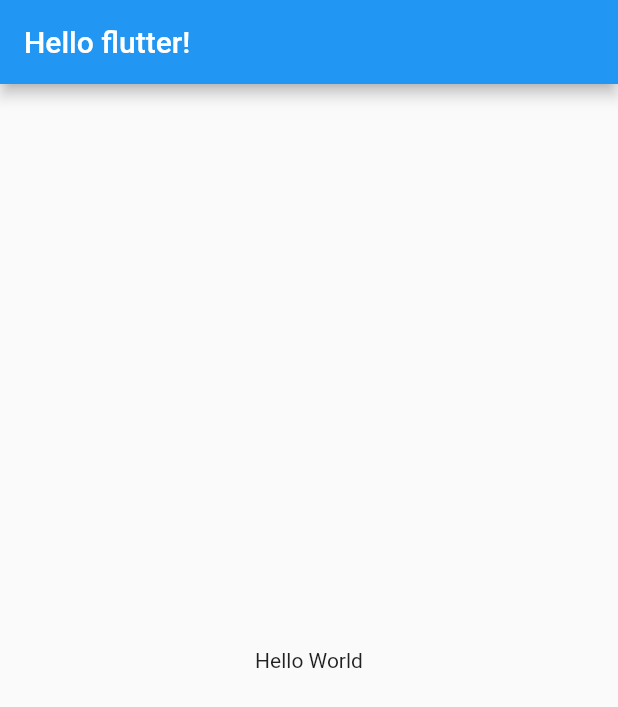
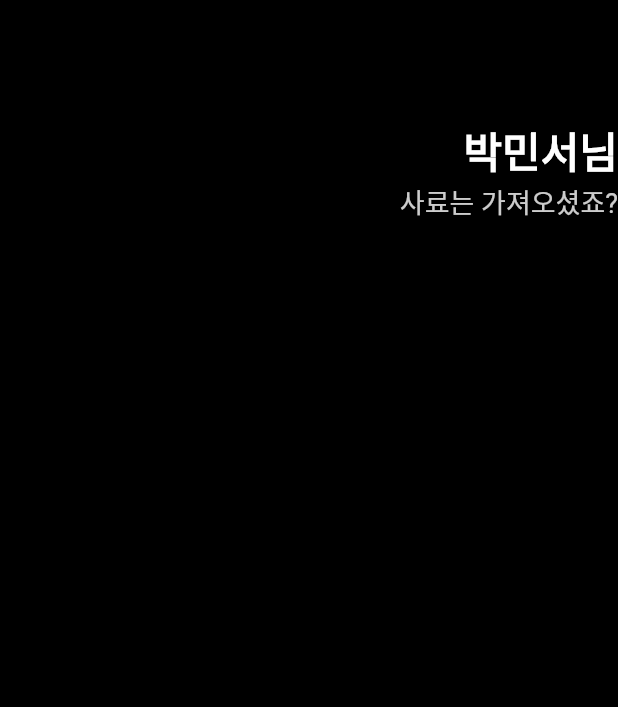
Before and after one commit to minseo-and/bitcoin, a Flutter app: the screen it shows after launch, on a phone screen of 412 x 824 dp. Shown: the top 707 px of the screen. Run offline on Flutter 3.47's test engine with Material 2 defaults, Android fonts, the phone set to English and light mode, and no system bars.

Commit message:
column, row 정의

```diff
--- a/lib/main.dart
+++ b/lib/main.dart
@@ -11,11 +11,38 @@ class MyApp extends StatelessWidget {
 
     return MaterialApp(
         home: Scaffold(
-          appBar: AppBar(
-            title: Text('Hello flutter!'),
-          ),
-          body: Center(
-            child: Text('Hello World'),
+          backgroundColor: Colors.black,
+          body: Column(
+            children: [
+              SizedBox(
+                height: 80,
+              ),
+              Row(
+                mainAxisAlignment: MainAxisAlignment.
+                end,
+                children: [
+                  Column(
+                    crossAxisAlignment: CrossAxisAlignment.end,
+                    children: [
+                      Text('박민서님',
+                      style: TextStyle(
+                        color: Colors.white,
+                        fontSize: 28,
+                        fontWeight: FontWeight.w800,
+                        ),
+                      ),
+                      Text('사료는 가져오셨죠?',
+                        style: TextStyle(
+                            color: Colors.white.
+                            withOpacity(0.8),
+                            fontSize: 18
+                        ),
+                      ),
+                    ],
+                  )
+                ],
+              )
+            ],
           ),
         ),
     );
```
Also changed, not shown: 1 other file.
